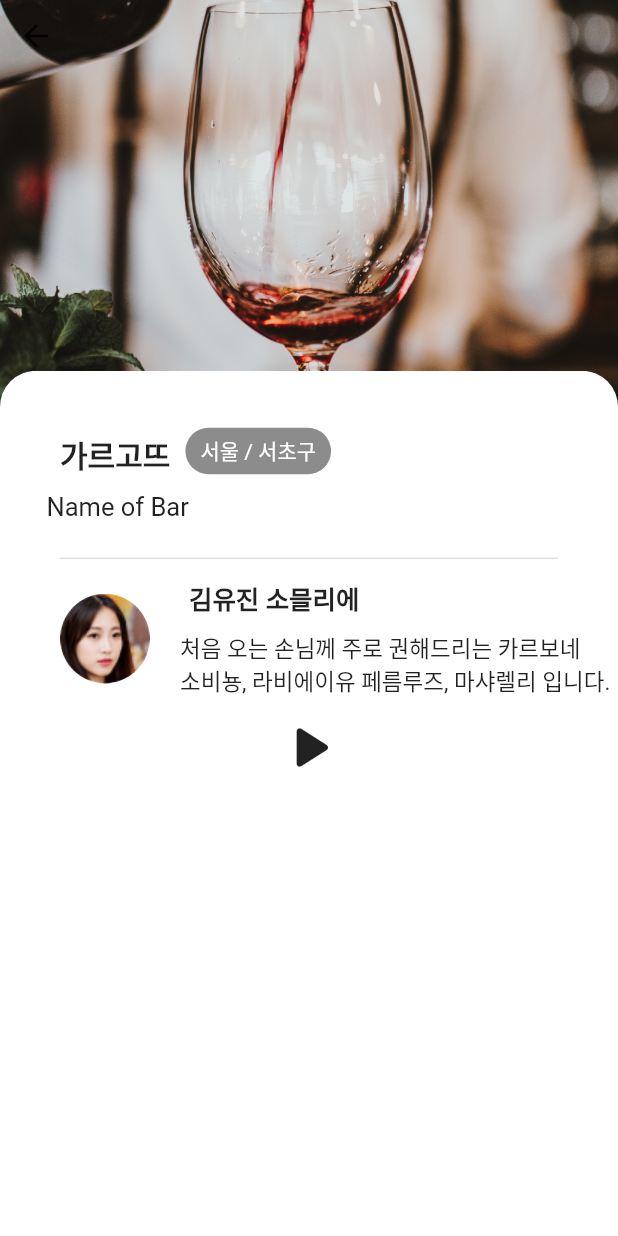
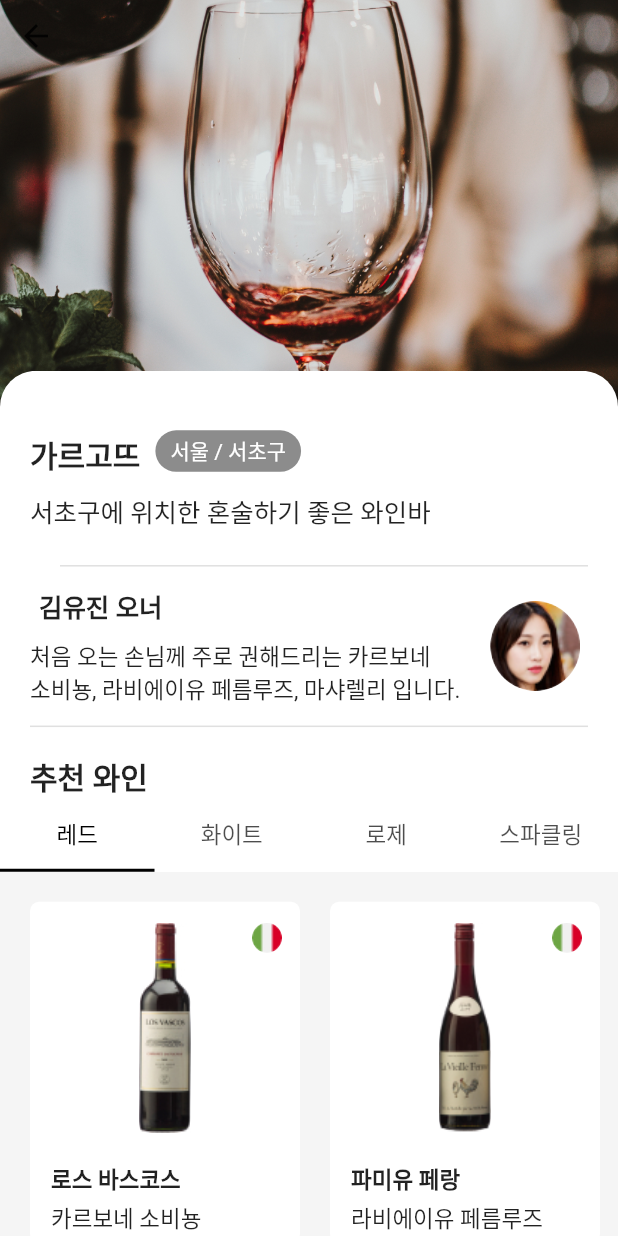
Before and after one commit to youngmi97/winepedia, a Flutter app: the DetailsScreen screen opened directly with sample values from the repository, on a phone screen of 412 x 824 dp. Run offline on Flutter 3.47's test engine with Material 2 defaults, Android fonts, the phone set to English and light mode, and no system bars; our stand-ins replace audioplayers.

Commit message:
details screen updated

```diff
--- a/lib/screens/details/components/body.dart
+++ b/lib/screens/details/components/body.dart
@@ -1,7 +1,6 @@
 import 'package:flutter/material.dart';
 import 'package:winepedia/models/winebar.dart';
-import 'package:winepedia/constants.dart';
-import 'package:winepedia/screens/details/components/audio_player.dart';
+import 'package:winepedia/screens/details/components/scroll_screen.dart';
 
 class Body extends StatelessWidget {
   final WineBar wineBar;
@@ -11,7 +10,6 @@ class Body extends StatelessWidget {
   Widget build(BuildContext context) {
     // it will provide us with total height and width
     Size size = MediaQuery.of(context).size;
-    double height = size.height;
     return Column(children: <Widget>[
       Container(
           height: size.height,
@@ -27,153 +25,8 @@ class Body extends StatelessWidget {
               ],
             ),
             const SafeArea(child: BackButton()),
-            NotificationListener<DraggableScrollableNotification>(
-                onNotification: (notification) {
-                  print(notification.extent);
-                  if (notification.extent < 0.7) {
-                    Navigator.maybePop(context);
-                    return true;
-                  } else {
-                    return true;
-                  }
-                },
-                child: DraggableScrollableSheet(
-                    minChildSize: 0.6,
-                    maxChildSize: 1,
-                    initialChildSize: 0.7,
-                    builder: (context, controller) {
-                      return SingleChildScrollView(
-                        controller: controller,
-                        child: SizedBox(
-                            height: size.height,
-                            child: Stack(children: <Widget>[
-                              Container(
-                                  // child: GestureDetector(
-                                  //     onVerticalDragDown: (event) =>
-                                  //         Navigator.pop(context)),
-                                  decoration: const BoxDecoration(
-                                      color: Colors.white,
-                                      borderRadius: BorderRadius.only(
-                                          topLeft: Radius.circular(24),
-                                          topRight: Radius.circular(24)))),
-                              Container(
-                                  child: Column(children: <Widget>[
-                                SizedBox(height: 36),
-                                const Subheading(),
-                                const Description(),
-                                const Divider(
-                                  height: 28,
-                                  thickness: 1,
-                                  indent: kDefaultPadding * 2,
-                                  endIndent: kDefaultPadding * 2,
-                                ),
-                                const SommelierPhoto(),
-                                AudioPlayerLocalAsset(),
-                              ])),
-                            ])),
-                      );
-                    })),
+            Scroll_Screen(),
           ])),
     ]);
   }
 }
-
-class Subheading extends StatelessWidget {
-  const Subheading({Key? key});
-
-  @override
-  Widget build(BuildContext context) {
-    return Row(
-      children: <Widget>[
-        Container(
-            margin: const EdgeInsets.only(
-                left: kDefaultPadding * 2, top: kDefaultPadding / 4),
-            child: Text(
-              "가르고뜨",
-              textAlign: TextAlign.start,
-              style: Theme.of(context)
-                  .textTheme
-                  .headline5!
-                  .copyWith(fontWeight: FontWeight.bold, fontSize: 20),
-            )),
-        Container(
-            margin: const EdgeInsets.only(left: kDefaultPadding / 2),
-            padding: const EdgeInsets.symmetric(
-                horizontal: kDefaultPadding / 2, vertical: kDefaultPadding / 4),
-            decoration: BoxDecoration(
-                color: Colors.black45, borderRadius: BorderRadius.circular(50)),
-            child: Text(
-              "서울 / 서초구",
-              textAlign: TextAlign.start,
-              style: Theme.of(context).textTheme.headline5!.copyWith(
-                  fontWeight: FontWeight.normal,
-                  fontSize: 14,
-                  color: Colors.white),
-            )),
-      ],
-    );
-  }
-}
-
-class Description extends StatelessWidget {
-  const Description({Key? key}) : super(key: key);
-  @override
-  Widget build(BuildContext context) {
-    return Container(
-        margin: const EdgeInsets.symmetric(vertical: kDefaultPadding / 2),
-        width: 350,
-        child: Text(
-          "Name of Bar",
-          textAlign: TextAlign.start,
-          style: Theme.of(context)
-              .textTheme
-              .headline5!
-              .copyWith(fontWeight: FontWeight.w400, fontSize: 17),
-        ));
-  }
-}
-
-class SommelierPhoto extends StatelessWidget {
-  const SommelierPhoto({Key? key}) : super(key: key);
-  @override
-  Widget build(BuildContext context) {
-    return Row(children: <Widget>[
-      Container(
-        height: 60.0,
-        width: 60.0,
-        margin: const EdgeInsets.only(left: kDefaultPadding * 2, right: 0),
-        decoration: const BoxDecoration(
-          image: DecorationImage(
-            image: AssetImage('assets/images/sommelier.jpg'),
-            fit: BoxFit.fill,
-          ),
-          shape: BoxShape.circle,
-        ),
-      ),
-      Column(children: <Widget>[
-        Container(
-            width: 275,
-            margin: const EdgeInsets.only(
-                left: kDefaultPadding, bottom: kDefaultPadding / 2, right: 0),
-            child: Text(
-              "김유진 소믈리에",
-              textAlign: TextAlign.start,
-              style: Theme.of(context)
-                  .textTheme
-                  .headline5!
-                  .copyWith(fontWeight: FontWeight.bold, fontSize: 17),
-            )),
-        Container(
-            margin: const EdgeInsets.only(left: kDefaultPadding),
-            child: Text(
-              "처음 오는 손님께 주로 권해드리는 카르보네 \n소비뇽, 라비에이유 페름루즈, 마샤렐리 입니다.",
-              textAlign: TextAlign.start,
-              style: Theme.of(context)
-                  .textTheme
-                  .headline5!
-                  .copyWith(fontWeight: FontWeight.w400, fontSize: 15),
-            )),
-      ])
-    ]);
-  }
-}
--- /dev/null
+++ b/lib/screens/details/components/red_wine_page.dart
@@ -0,0 +1,94 @@
+import 'package:flutter/material.dart';
+
+class RedWinePage extends StatelessWidget {
+  const RedWinePage({Key? key}) : super(key: key);
+
+  @override
+  Widget build(BuildContext context) {
+    return MaterialApp(
+        debugShowCheckedModeBanner: false,
+        home: Scaffold(
+            //Here you can set what ever background color you need.
+            backgroundColor: Colors.grey[100],
+            body: Column(children: <Widget>[
+              Row(
+                children: [
+                  WineDisplayContainer("로스 바스코스", "카르보네 소비뇽"),
+                  WineDisplayContainer("파미유 페랑", "라비에이유 페름루즈"),
+                ],
+              ),
+              Row(children: [
+                WineDisplayContainer("마샤렐리", "몬테풀치아노 다부르쪼"),
+              ])
+            ])));
+  }
+}
+
+class WineDisplayContainer extends StatelessWidget {
+  WineDisplayContainer(this.wineName, this.grapeName, {Key? key})
+      : super(key: key);
+  final String wineName;
+  final String grapeName;
+  @override
+  Widget build(BuildContext context) {
+    String myString = wineName.replaceAll(" ", "_");
+    Size size = MediaQuery.of(context).size;
+    return Container(
+        height: 227,
+        width: 180,
+        margin: const EdgeInsets.only(left: 20, top: 20),
+        decoration: BoxDecoration(
+          borderRadius: BorderRadius.circular(6),
+          color: Colors.white,
+        ),
+        child: Stack(
+          children: <Widget>[
+            Container(
+              height: 20,
+              width: 20,
+              margin: const EdgeInsets.only(left: 148, top: 14),
+              decoration: const BoxDecoration(
+                image: DecorationImage(
+                  image: AssetImage("assets/images/italy.jpg"),
+                  fit: BoxFit.fill,
+                ),
+                shape: BoxShape.circle,
+              ),
+            ),
+            Column(
+                crossAxisAlignment: CrossAxisAlignment.center,
+                children: <Widget>[
+                  Container(
+                    height: 140,
+                    width: 35,
+                    margin: const EdgeInsets.only(top: 14),
+                    decoration: BoxDecoration(
+                      image: DecorationImage(
+                        image: AssetImage('assets/images/$myString.jpg'),
+                        fit: BoxFit.fill,
+                      ),
+                    ),
+                  ),
+                  Container(
+                      width: size.width,
+                      margin: const EdgeInsets.only(left: 14, top: 20),
+                      child: Text(
+                        wineName,
+                        textAlign: TextAlign.start,
+                        style: Theme.of(context).textTheme.headline5!.copyWith(
+                            fontWeight: FontWeight.bold, fontSize: 15),
+                      )),
+                  Container(
+                      width: size.width,
+                      margin: const EdgeInsets.only(left: 14, top: 4),
+                      child: Text(
+                        grapeName,
+                        textAlign: TextAlign.start,
+                        style: Theme.of(context).textTheme.headline5!.copyWith(
+                            fontWeight: FontWeight.w400, fontSize: 15),
+                      ))
+                ]),
+          ],
+        ));
+  }
+}
--- /dev/null
+++ b/lib/screens/details/components/scroll_screen.dart
@@ -0,0 +1,236 @@
+import 'package:flutter/material.dart';
+import 'package:winepedia/constants.dart';
+import 'package:winepedia/screens/details/components/red_wine_page.dart';
+
+class Scroll_Screen extends StatelessWidget {
+  const Scroll_Screen({Key? key}) : super(key: key);
+
+  @override
+  Widget build(BuildContext context) {
+    Size size = MediaQuery.of(context).size;
+
+    return NotificationListener<DraggableScrollableNotification>(
+        onNotification: (notification) {
+          if (notification.extent < 0.7) {
+            Navigator.maybePop(context);
+            return true;
+          } else {
+            return true;
+          }
+        },
+        child: DraggableScrollableSheet(
+            minChildSize: 0.6,
+            maxChildSize: 1,
+            initialChildSize: 0.7,
+            builder: (context, controller) {
+              return SingleChildScrollView(
+                controller: controller,
+                child: SizedBox(
+                  height: size.height,
+                  child: Stack(children: <Widget>[
+                    Container(
+                        decoration: const BoxDecoration(
+                            color: Colors.white,
+                            borderRadius: BorderRadius.only(
+                                topLeft: Radius.circular(24),
+                                topRight: Radius.circular(24)))),
+                    const ScrollScreenStart(),
+                  ]),
+                ),
+              );
+            }));
+  }
+}
+
+class ScrollScreenStart extends StatelessWidget {
+  const ScrollScreenStart({Key? key}) : super(key: key);
+
+  @override
+  Widget build(BuildContext context) {
+    Size size = MediaQuery.of(context).size;
+
+    return Column(children: <Widget>[
+      const SizedBox(height: 36),
+      const Subheading(),
+      const Description(),
+      const Divider(
+        height: 28,
+        thickness: 1,
+        indent: kDefaultPadding * 2,
+        endIndent: kDefaultPadding,
+      ),
+      const SommelierProfile(),
+      const Divider(
+        height: 28,
+        thickness: 1,
+        indent: kDefaultPadding,
+        endIndent: kDefaultPadding,
+      ),
+      Container(
+          width: size.width,
+          margin: const EdgeInsets.only(
+              left: kDefaultPadding, top: kDefaultPadding / 4),
+          child: Text(
+            "추천 와인",
+            textAlign: TextAlign.start,
+            style: Theme.of(context)
+                .textTheme
+                .headline5!
+                .copyWith(fontWeight: FontWeight.bold, fontSize: 20),
+          )),
+      Expanded(
+          child: DefaultTabController(
+        length: 4,
+        child: Scaffold(
+          backgroundColor: Colors.white,
+          appBar: AppBar(
+            toolbarHeight: 0,
+            elevation: 0,
+            backgroundColor: Colors.white,
+            bottom: const TabBar(
+              labelStyle: TextStyle(fontWeight: FontWeight.w400, fontSize: 15),
+              labelColor: Colors.black,
+              indicatorColor: Colors.black,
+              tabs: [
+                Tab(
+                  text: "레드",
+                ),
+                Tab(
+                  text: "화이트",
+                ),
+                Tab(
+                  text: "로제",
+                ),
+                Tab(
+                  text: "스파클링",
+                ),
+              ],
+            ),
+          ),
+          body: const TabBarView(
+            children: [
+              RedWinePage(),
+              Icon(Icons.directions_transit),
+              Icon(Icons.directions_bike),
+              Icon(Icons.directions_bike),
+            ],
+          ),
+        ),
+      )),
+    ]);
+  }
+}
+
+class Subheading extends StatelessWidget {
+  const Subheading({Key? key}) : super(key: key);
+
+  @override
+  Widget build(BuildContext context) {
+    return Row(
+      children: <Widget>[
+        Container(
+            margin: const EdgeInsets.only(
+                left: kDefaultPadding, top: kDefaultPadding / 4),
+            child: Text(
+              "가르고뜨",
+              textAlign: TextAlign.start,
+              style: Theme.of(context)
+                  .textTheme
+                  .headline5!
+                  .copyWith(fontWeight: FontWeight.bold, fontSize: 20),
+            )),
+        Container(
+            margin: const EdgeInsets.only(left: kDefaultPadding / 2),
+            padding: const EdgeInsets.symmetric(
+                horizontal: kDefaultPadding / 2, vertical: kDefaultPadding / 6),
+            decoration: BoxDecoration(
+                color: Colors.black45, borderRadius: BorderRadius.circular(50)),
+            child: Text(
+              "서울 / 서초구",
+              textAlign: TextAlign.start,
+              style: Theme.of(context).textTheme.headline5!.copyWith(
+                  fontWeight: FontWeight.normal,
+                  fontSize: 14,
+                  color: Colors.white),
+            )),
+      ],
+    );
+  }
+}
+
+class Description extends StatelessWidget {
+  const Description({Key? key}) : super(key: key);
+
+  @override
+  Widget build(BuildContext context) {
+    double width = MediaQuery.of(context).size.width;
+    return Container(
+        margin: const EdgeInsets.symmetric(
+            horizontal: kDefaultPadding, vertical: kDefaultPadding / 2),
+        width: width,
+        child: Text(
+          "서초구에 위치한 혼술하기 좋은 와인바",
+          textAlign: TextAlign.start,
+          style: Theme.of(context)
+              .textTheme
+              .headline5!
+              .copyWith(fontWeight: FontWeight.w400, fontSize: 17),
+        ));
+  }
+}
+
+class SommelierProfile extends StatelessWidget {
+  const SommelierProfile({Key? key}) : super(key: key);
+  @override
+  Widget build(BuildContext context) {
+    return Row(children: <Widget>[
+      Column(
+        children: <Widget>[
+          Container(
+              width: 275,
+              margin: const EdgeInsets.only(
+                  left: kDefaultPadding, bottom: kDefaultPadding / 2, right: 0),
+              child: Text(
+                "김유진 오너",
+                textAlign: TextAlign.start,
+                style: Theme.of(context)
+                    .textTheme
+                    .headline5!
+                    .copyWith(fontWeight: FontWeight.bold, fontSize: 17),
+              )),
+          Container(
+              margin: const EdgeInsets.only(left: kDefaultPadding),
+              child: Text(
+                "처음 오는 손님께 주로 권해드리는 카르보네 \n소비뇽, 라비에이유 페름루즈, 마샤렐리 입니다.",
+                textAlign: TextAlign.start,
+                style: Theme.of(context)
+                    .textTheme
+                    .headline5!
+                    .copyWith(fontWeight: FontWeight.w400, fontSize: 15),
+              )),
+        ],
+      ),
+      Container(
+        height: 60.0,
+        width: 60.0,
+        margin: const EdgeInsets.only(left: kDefaultPadding),
+        decoration: const BoxDecoration(
+          image: DecorationImage(
+            image: AssetImage('assets/images/sommelier.jpg'),
+            fit: BoxFit.fill,
+          ),
+          shape: BoxShape.circle,
+        ),
+      ),
+    ]);
+  }
+}
+
+class WineList extends StatelessWidget {
+  const WineList({Key? key}) : super(key: key);
+
+  @override
+  Widget build(BuildContext context) {
+    return Container();
+  }
+}
--- a/pubspec.yaml
+++ b/pubspec.yaml
@@ -36,6 +36,7 @@ dependencies:
   flutter_svg: ^0.22.0
   animations: ^2.0.1
   audioplayers: ^0.20.1
+
 dev_dependencies:
   flutter_test:
     sdk: flutter
@@ -60,7 +61,9 @@ flutter:
   # To add assets to your application, add an assets section, like this:
   assets:
     - assets/images/
-    - assets/icons/
+    - assets/images/로스_바스코스.jpg
+    - assets/images/파미유_페랑.jpg
+    - assets/images/마샤렐리.jpg
 
   # An image asset can refer to one or more resolution-specific "variants", see
   # https://flutter.dev/assets-and-images/#resolution-aware.
```
Also changed, not shown: assets/images/bascos.jpg (added), assets/images/italy.jpg (added), assets/images/로스_바스코스.jpg (added), assets/images/마샤렐리.jpg (added), assets/images/파미유_페랑.jpg (added).
